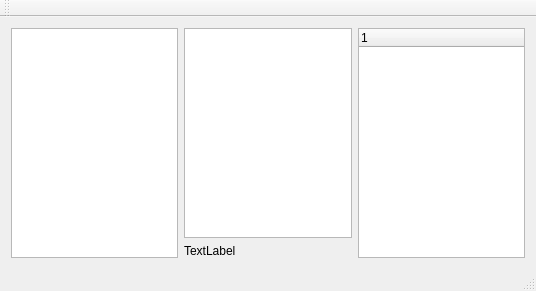
The window that tools/defviewer/mainwindow.ui (openhomm/openhomm-qt) describes before a commit, drawn with Qt 5.
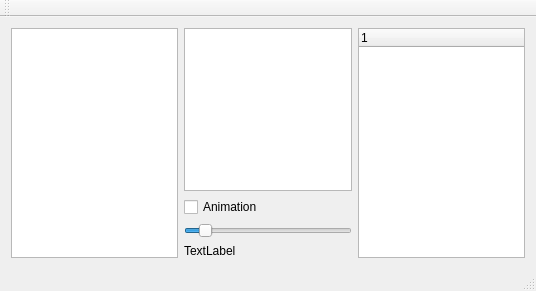
The same window after the commit.

Commit message: add animation to defviewer

```diff
--- a/tools/defviewer/mainwindow.ui
+++ b/tools/defviewer/mainwindow.ui
@@ -15,7 +15,7 @@
   </property>
   <widget class="QWidget" name="centralWidget">
    <layout class="QGridLayout" name="gridLayout">
-    <item row="0" column="0" rowspan="2">
+    <item row="0" column="0" rowspan="7">
      <widget class="QTreeView" name="treeView">
       <property name="sizePolicy">
        <sizepolicy hsizetype="Preferred" vsizetype="Expanding">
@@ -25,10 +25,10 @@
       </property>
      </widget>
     </item>
-    <item row="0" column="1">
+    <item row="0" column="1" rowspan="4">
      <widget class="QGraphicsView" name="graphicsView"/>
     </item>
-    <item row="0" column="2" rowspan="2">
+    <item row="0" column="5" rowspan="7">
      <widget class="QTreeWidget" name="treeWidgetFrames">
       <property name="sizePolicy">
        <sizepolicy hsizetype="Preferred" vsizetype="Expanding">
@@ -43,13 +43,48 @@
       </column>
      </widget>
     </item>
-    <item row="1" column="1">
+    <item row="6" column="1">
      <widget class="QLabel" name="label">
+      <property name="sizePolicy">
+       <sizepolicy hsizetype="Fixed" vsizetype="Fixed">
+        <horstretch>0</horstretch>
+        <verstretch>0</verstretch>
+       </sizepolicy>
+      </property>
       <property name="text">
        <string>TextLabel</string>
       </property>
      </widget>
     </item>
+    <item row="4" column="1">
+     <widget class="QCheckBox" name="checkBox">
+      <property name="sizePolicy">
+       <sizepolicy hsizetype="Fixed" vsizetype="Fixed">
+        <horstretch>0</horstretch>
+        <verstretch>0</verstretch>
+       </sizepolicy>
+      </property>
+      <property name="text">
+       <string>Animation</string>
+      </property>
+     </widget>
+    </item>
+    <item row="5" column="1">
+     <widget class="QSlider" name="horizontalSlider">
+      <property name="minimum">
+       <number>1</number>
+      </property>
+      <property name="maximum">
+       <number>100</number>
+      </property>
+      <property name="sliderPosition">
+       <number>10</number>
+      </property>
+      <property name="orientation">
+       <enum>Qt::Horizontal</enum>
+      </property>
+     </widget>
+    </item>
    </layout>
   </widget>
   <widget class="QMenuBar" name="menuBar">
```
The commit also changes 6 other files.
